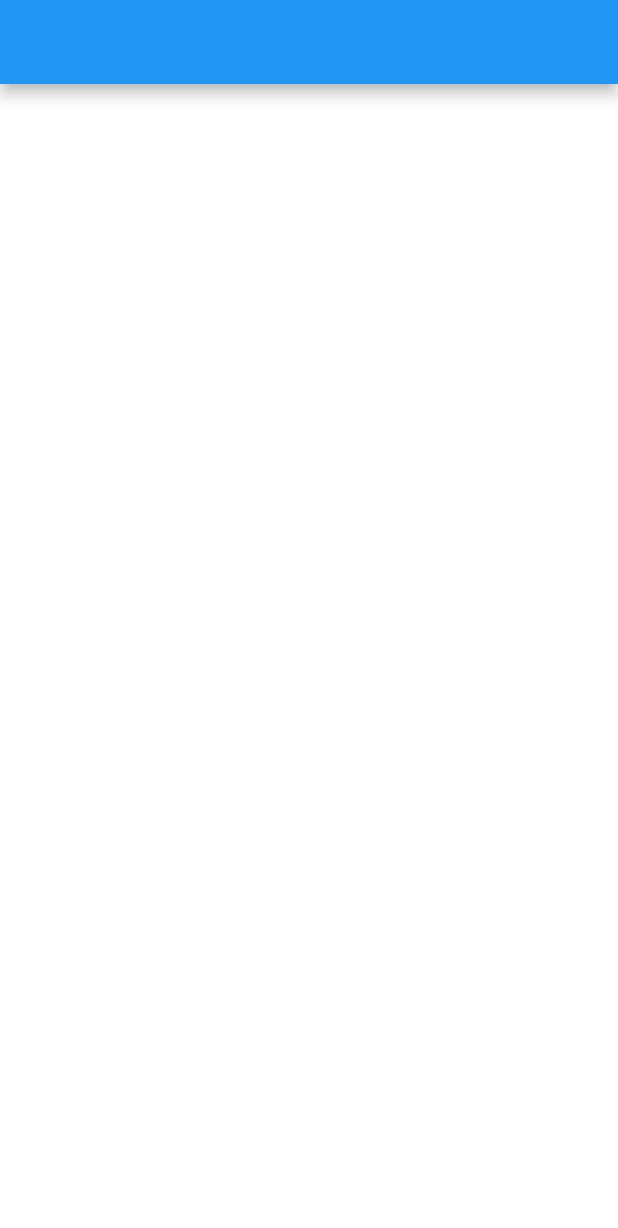
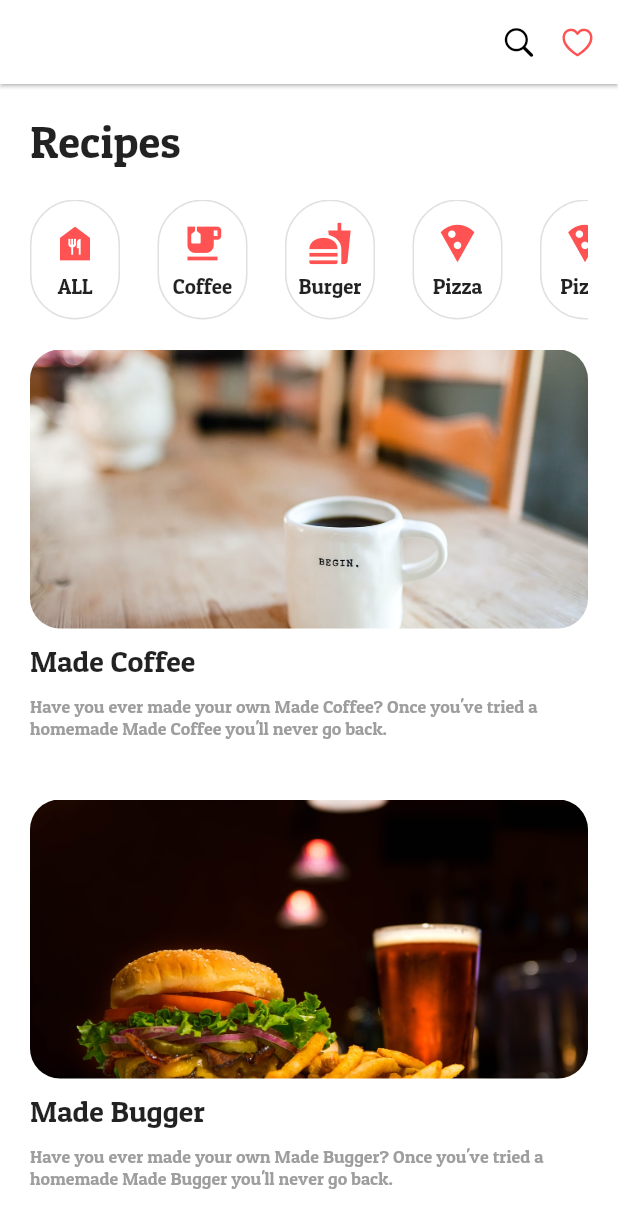
Before and after one commit to LeeBG/flutter_study, a Flutter app: the screen it shows after launch, on a phone screen of 412 x 824 dp. Shown: the top 1228 px of the screen. Run offline on Flutter 3.47's test engine with Material 2 defaults, Android fonts, the phone set to English and light mode, and no system bars.

Commit message:
RecipeApp 완료 / 블로그 정리 완료

```diff
--- a/flutter_reciipe/lib/components/recipe_list_item.dart
+++ b/flutter_reciipe/lib/components/recipe_list_item.dart
@@ -8,6 +8,38 @@ class RecipeListItem extends StatelessWidget {
 
   @override
   Widget build(BuildContext context) {
-    return Container();
+    return Padding(
+      padding: const EdgeInsets.symmetric(vertical: 20), //아래위로 Padding을 준다.
+      child: Column(
+        // 위에서 아래로 내려가는 구조 -> 사진 제목 설명 순
+        crossAxisAlignment:
+            CrossAxisAlignment.start, // 아이템 내부의 정렬을 전체적으로 좌측정렬한다.
+        children: [
+          AspectRatio(
+            aspectRatio: 2 / 1, // 2 대 1 종횡비
+            child: ClipRRect(
+              borderRadius: BorderRadius.circular(20),
+              child: Image.asset(
+                "assets/images/$imageName.jpeg",
+                fit: BoxFit.cover,
+              ),
+            ),
+          ), //생성자에 들어오는 이미지의 이름.jpeg를 찾을것이다.
+          SizedBox(height: 10),
+          Text(
+            title,
+            style: TextStyle(fontSize: 20),
+          ),
+          SizedBox(height: 10),
+          Text(
+            "Have you ever made your own $title? Once you've tried a homemade $title you'll never go back.",
+            style: TextStyle(
+              color: Colors.grey,
+              fontSize: 12,
+            ),
+          ),
+        ],
+      ),
+    );
   }
 }
--- a/flutter_reciipe/lib/components/recipe_menu.dart
+++ b/flutter_reciipe/lib/components/recipe_menu.dart
@@ -5,6 +5,61 @@ class RecipeMenu extends StatelessWidget {
 
   @override
   Widget build(BuildContext context) {
-    return Container();
+    return Padding(
+      padding: const EdgeInsets.only(top: 20),
+      child: SingleChildScrollView(
+        scrollDirection: Axis.horizontal,
+        child: Row(
+          children: [
+            //4개의 아이템들이 나와야한다.. 얘네들이 보면 Container()라는 동그란 박스에 들어있다.
+            _buildMenuItem(Icons.food_bank, "ALL"),
+            SizedBox(
+              width: 25,
+            ),
+            _buildMenuItem(Icons.emoji_food_beverage, "Coffee"),
+            SizedBox(
+              width: 25,
+            ),
+            _buildMenuItem(Icons.fastfood, "Burger"),
+            SizedBox(
+              width: 25,
+            ),
+            _buildMenuItem(Icons.local_pizza, "Pizza"),
+            SizedBox(
+              width: 25,
+            ),
+            _buildMenuItem(Icons.local_pizza, "Pizza"),
+          ],
+        ),
+      ),
+    );
+  }
+
+  Container _buildMenuItem(IconData mIcon, String text) {
+    // Icon은 IconData타입, Text는 String 타입
+    return Container(
+      // Container는 어떤 특징이 있냐면 자식이 없는 Container는 가능한 가장 크게 그려진다. 라는 제약조건을 가진다.
+      // Container를 감싸고 있는 것이 무엇이냐면 Row가 Container를 감싼다. 그러면 Container는 Row의 크기에 맞춰서 커진다.
+      // Container에 자식을 들 수 있다면 Container는 자동으로 자식의 크기에 맞게 조정되는 특징이 있다.
+      width: 60,
+      height: 80,
+      decoration: BoxDecoration(
+          border: Border.all(
+            color: Colors.black12,
+          ),
+          borderRadius: BorderRadius.circular(30)),
+      child: Column(
+        mainAxisAlignment: MainAxisAlignment.center,
+        children: [
+          Icon(
+            mIcon,
+            color: Colors.redAccent,
+            size: 30,
+          ),
+          SizedBox(height: 5),
+          Text(text)
+        ],
+      ),
+    );
   }
 }
--- a/flutter_reciipe/lib/components/recipe_title.dart
+++ b/flutter_reciipe/lib/components/recipe_title.dart
@@ -6,6 +6,12 @@ class RecipeTitle extends StatelessWidget {
 
   @override
   Widget build(BuildContext context) {
-    return Container();
+    return Padding(
+      padding: const EdgeInsets.only(top: 20),
+      child: Text(
+        "Recipes",
+        style: TextStyle(fontSize: 30),
+      ),
+    );
   }
 }
--- a/flutter_reciipe/lib/main.dart
+++ b/flutter_reciipe/lib/main.dart
@@ -10,6 +10,7 @@ class MyApp extends StatelessWidget {
   Widget build(BuildContext context) {
     return MaterialApp(
       debugShowCheckedModeBanner: false,
+      theme: ThemeData(fontFamily: "PatuaOne"),
       home: RecipePage(),
     );
   }
--- a/flutter_reciipe/lib/pages/recipe_page.dart
+++ b/flutter_reciipe/lib/pages/recipe_page.dart
@@ -1,3 +1,4 @@
+import 'package:flutter/cupertino.dart';
 import 'package:flutter/material.dart';
 import 'package:flutter_reciipe/components/recipe_list_item.dart';
 import 'package:flutter_reciipe/components/recipe_menu.dart';
@@ -11,17 +12,35 @@ class RecipePage extends StatelessWidget {
     return Scaffold(
       backgroundColor: Colors.white,
       appBar: buildRecipeAppBar(),
-      body: Column(
-        children: [
-          RecipeTitle(),
-          RecipeMenu(),
-          RecipeListItem("Coffee", "Made Coffee"),
-          RecipeListItem("Bugger", "Made Bugger"),
-          RecipeListItem("Pizza", "Made Pizza"),
-        ],
+      body: Padding(
+        padding: const EdgeInsets.symmetric(horizontal: 20),
+        child: ListView(
+          children: [
+            RecipeTitle(),
+            RecipeMenu(),
+            RecipeListItem("coffee", "Made Coffee"),
+            RecipeListItem("burger", "Made Bugger"),
+            RecipeListItem("pizza", "Made Pizza"),
+          ],
+        ),
       ),
     );
   }
 
-  AppBar buildRecipeAppBar() => AppBar();
+  AppBar buildRecipeAppBar() => AppBar(
+        backgroundColor: Colors.white,
+        elevation: 1.0,
+        actions: [
+          Icon(
+            CupertinoIcons.search,
+            color: Colors.black,
+          ),
+          SizedBox(width: 15),
+          Icon(
+            CupertinoIcons.heart,
+            color: Colors.redAccent,
+          ),
+          SizedBox(width: 15)
+        ],
+      );
 }
```
